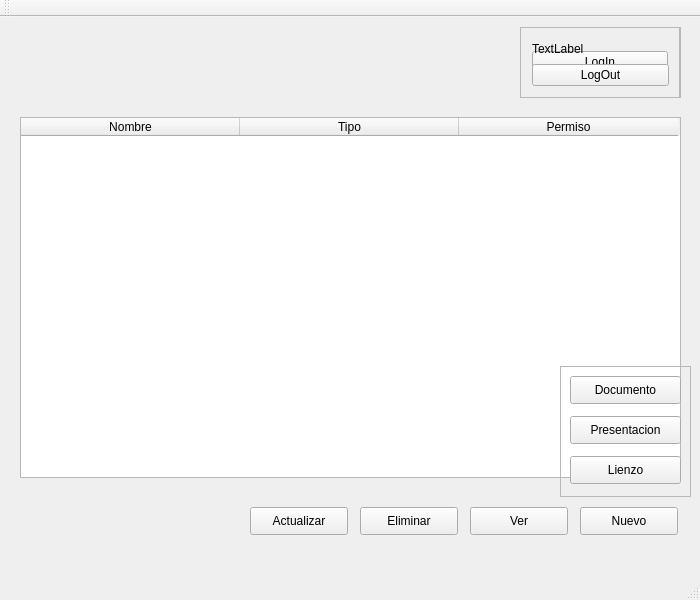
Before: the Qt Designer form mainwindow.ui in MacoChave/Proyecto1_SharedFiles-Client, drawn with Qt 5.
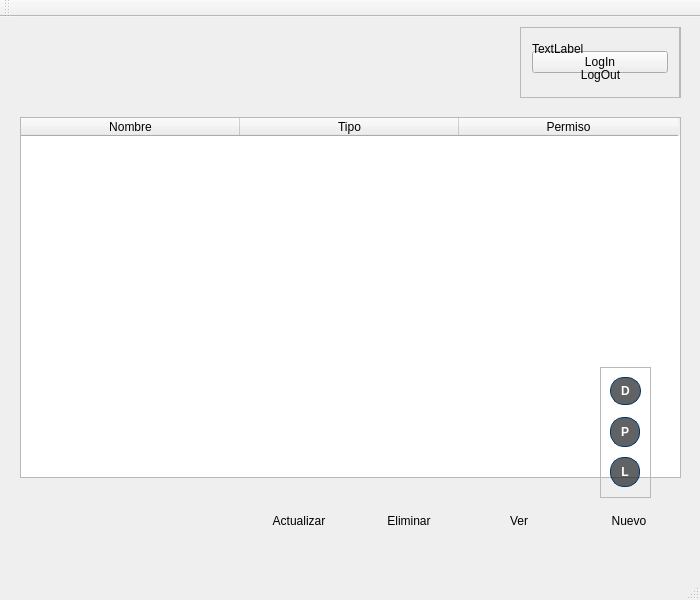
After: the same form once the commit is applied.

Commit message: Background de widgets

Diff of the .ui file:
```diff
--- a/mainwindow.ui
+++ b/mainwindow.ui
@@ -23,6 +23,9 @@
       <height>361</height>
      </rect>
     </property>
+    <property name="styleSheet">
+     <string notr="true">color: rgb(0, 0, 0);</string>
+    </property>
     <property name="showGrid">
      <bool>true</bool>
     </property>
@@ -107,6 +110,9 @@
        <property name="text">
         <string>LogOut</string>
        </property>
+       <property name="flat">
+        <bool>true</bool>
+       </property>
       </widget>
      </item>
     </layout>
@@ -123,6 +129,9 @@
     <property name="text">
      <string>Nuevo</string>
     </property>
+    <property name="flat">
+     <bool>true</bool>
+    </property>
    </widget>
    <widget class="QPushButton" name="btnVer">
     <property name="geometry">
@@ -136,6 +145,9 @@
     <property name="text">
      <string>Ver</string>
     </property>
+    <property name="flat">
+     <bool>true</bool>
+    </property>
    </widget>
    <widget class="QPushButton" name="btnEliminar">
     <property name="geometry">
@@ -149,6 +161,9 @@
     <property name="text">
      <string>Eliminar</string>
     </property>
+    <property name="flat">
+     <bool>true</bool>
+    </property>
    </widget>
    <widget class="QPushButton" name="btnActualizar">
     <property name="geometry">
@@ -162,13 +177,16 @@
     <property name="text">
      <string>Actualizar</string>
     </property>
+    <property name="flat">
+     <bool>true</bool>
+    </property>
    </widget>
    <widget class="QFrame" name="frmNuevo">
     <property name="geometry">
      <rect>
-      <x>560</x>
-      <y>349</y>
-      <width>131</width>
+      <x>600</x>
+      <y>350</y>
+      <width>51</width>
       <height>131</height>
      </rect>
     </property>
@@ -183,12 +201,29 @@
       <rect>
        <x>10</x>
        <y>10</y>
-       <width>111</width>
+       <width>31</width>
        <height>28</height>
       </rect>
      </property>
+     <property name="font">
+      <font>
+       <weight>75</weight>
+       <bold>true</bold>
+      </font>
+     </property>
+     <property name="styleSheet">
+      <string notr="true">border-style: solid;
+border-width: 1px;
+border-color: rgb(0, 51, 102);
+background-color: rgb(30, 33, 36, 180);
+color: rgb(255, 255, 255);
+border-radius: 14px;</string>
+     </property>
      <property name="text">
-      <string>Documento</string>
+      <string>D</string>
+     </property>
+     <property name="flat">
+      <bool>true</bool>
      </property>
     </widget>
     <widget class="QPushButton" name="btnPresentacion">
@@ -196,12 +231,29 @@
       <rect>
        <x>10</x>
        <y>50</y>
-       <width>111</width>
-       <height>28</height>
+       <width>30</width>
+       <height>30</height>
       </rect>
      </property>
+     <property name="font">
+      <font>
+       <weight>75</weight>
+       <bold>true</bold>
+      </font>
+     </property>
+     <property name="styleSheet">
+      <string notr="true">border-style: solid;
+border-width: 1px;
+border-color: rgb(0, 51, 102);
+background-color: rgb(30, 33, 36, 180);
+color: rgb(255, 255, 255);
+border-radius: 14px;</string>
+     </property>
      <property name="text">
-      <string>Presentacion</string>
+      <string>P</string>
+     </property>
+     <property name="flat">
+      <bool>true</bool>
      </property>
     </widget>
     <widget class="QPushButton" name="btnLienzo">
@@ -209,12 +261,29 @@
       <rect>
        <x>10</x>
        <y>90</y>
-       <width>111</width>
-       <height>28</height>
+       <width>30</width>
+       <height>30</height>
       </rect>
      </property>
+     <property name="font">
+      <font>
+       <weight>75</weight>
+       <bold>true</bold>
+      </font>
+     </property>
+     <property name="styleSheet">
+      <string notr="true">border-style: solid;
+border-width: 1px;
+border-color: rgb(0, 51, 102);
+background-color: rgb(30, 33, 36, 180);
+color: rgb(255, 255, 255);
+border-radius: 14px;</string>
+     </property>
      <property name="text">
-      <string>Lienzo</string>
+      <string>L</string>
+     </property>
+     <property name="flat">
+      <bool>true</bool>
      </property>
     </widget>
    </widget>
```
Left out of the diff: 10 changed lines with no effect on the pictures. The commit also changes 10 other files.
